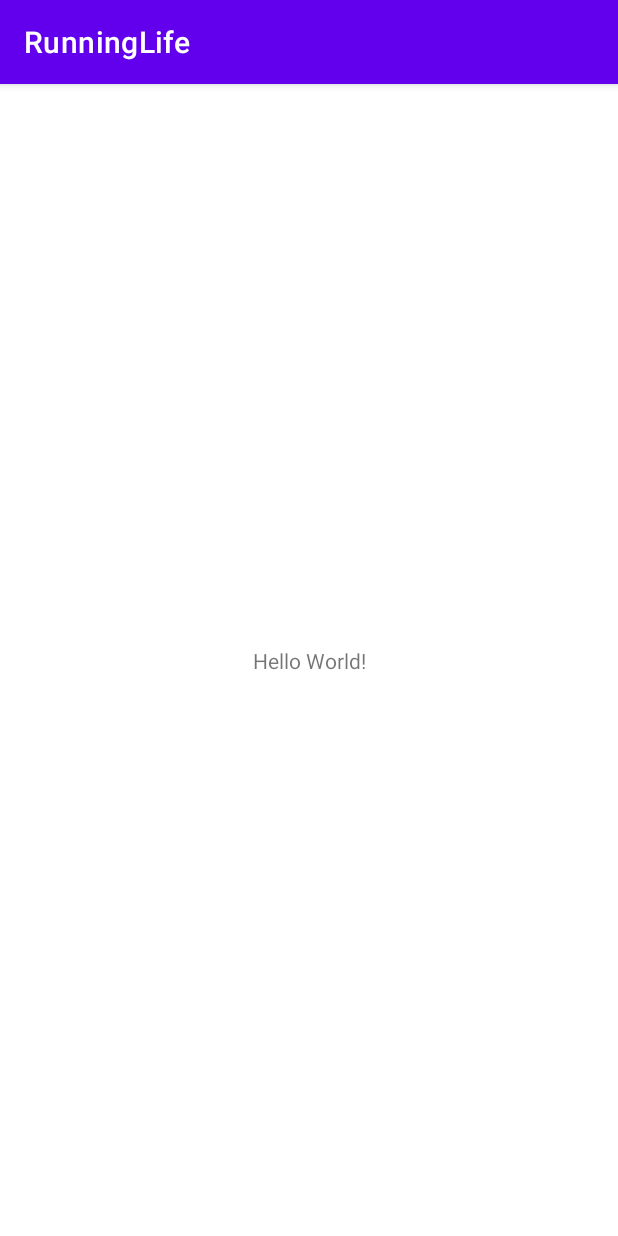
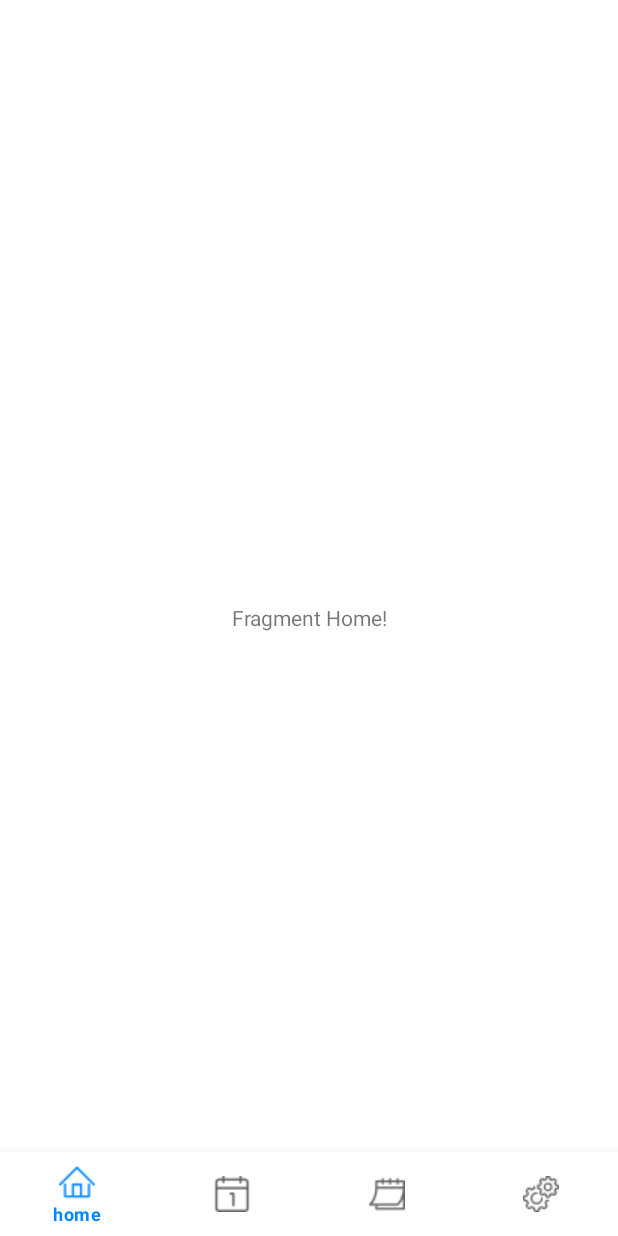
Before and after one commit to RunningLifea/RunningLife, an Android app: the screen it shows after launch (MainActivity), on a phone screen of 412 x 824 dp. Run offline under Robolectric (Android 15) with nearby library versions, the phone set to English and light mode, and no system bars.

Commit message:
LeeYooSeok_bottomNavigation

```diff
--- a/app/build.gradle
+++ b/app/build.gradle
@@ -40,4 +40,5 @@ dependencies {
     testImplementation 'junit:junit:4.+'
     androidTestImplementation 'androidx.test.ext:junit:1.1.3'
     androidTestImplementation 'androidx.test.espresso:espresso-core:3.4.0'
+    implementation 'com.google.android.material:material:1.4.0'
 }
--- a/app/src/main/java/com/example/runninglife/MainActivity.kt
+++ b/app/src/main/java/com/example/runninglife/MainActivity.kt
@@ -2,10 +2,56 @@ package com.example.runninglife
 
 import androidx.appcompat.app.AppCompatActivity
 import android.os.Bundle
+import androidx.fragment.app.Fragment
+import com.example.runninglife.fragment.FragmentDaily
+import com.example.runninglife.fragment.FragmentHome
+import com.example.runninglife.fragment.FragmentMonthly
+import com.example.runninglife.fragment.FragmentMyPage
+import com.google.android.material.bottomnavigation.BottomNavigationView
 
 class MainActivity : AppCompatActivity() {
+
+    private val fragmentHome =  FragmentHome()
+    private val fragmentDaily = FragmentDaily()
+    private val fragmentMonthly = FragmentMonthly()
+    private val fragmentMyPage = FragmentMyPage()
+
     override fun onCreate(savedInstanceState: Bundle?) {
         super.onCreate(savedInstanceState)
         setContentView(R.layout.activity_main)
+
+        initNavigationBar()
     }
+
+    private fun initNavigationBar() {
+        val bottomNavigation = findViewById<BottomNavigationView>(R.id.bottom)
+        bottomNavigation.run {
+            setOnNavigationItemSelectedListener {
+                when(it.itemId) {
+                    R.id.home -> {
+                        changeFragment(fragmentHome)
+                    }
+                    R.id.daily -> {
+                        changeFragment(fragmentDaily)
+                    }
+                    R.id.monthly -> {
+                        changeFragment(fragmentMonthly)
+                    }
+                    R.id.mypage -> {
+                        changeFragment(fragmentMyPage)
+                    }
+                }
+                true
+            }
+            selectedItemId = R.id.home
+        }
+    }
+
+    private fun changeFragment(fragment: Fragment) {
+        supportFragmentManager
+            .beginTransaction()
+            .replace(R.id.fl_container, fragment)
+            .commit()
+    }
+
 }
--- /dev/null
+++ b/app/src/main/java/com/example/runninglife/fragment/FragmentDaily.kt
@@ -0,0 +1,18 @@
+package com.example.runninglife.fragment
+
+import android.os.Bundle
+import android.view.LayoutInflater
+import android.view.View
+import android.view.ViewGroup
+import androidx.fragment.app.Fragment
+import com.example.runninglife.R
+
+class FragmentDaily : Fragment() {
+    override fun onCreateView(
+        inflater: LayoutInflater, container: ViewGroup?,
+        savedInstanceState:Bundle?
+    ): View? {
+        return inflater.inflate(R.layout.fragment_daily, container, false)
+
+    }
+}
--- /dev/null
+++ b/app/src/main/java/com/example/runninglife/fragment/FragmentHome.kt
@@ -0,0 +1,18 @@
+package com.example.runninglife.fragment
+
+import android.os.Bundle
+import android.view.LayoutInflater
+import android.view.View
+import android.view.ViewGroup
+import androidx.fragment.app.Fragment
+import com.example.runninglife.R
+
+class FragmentHome : Fragment() {
+    override fun onCreateView(
+        inflater: LayoutInflater, container: ViewGroup?,
+        savedInstanceState:Bundle?
+    ): View? {
+        return inflater.inflate(R.layout.fragment_home, container, false)
+
+    }
+}
--- /dev/null
+++ b/app/src/main/java/com/example/runninglife/fragment/FragmentMonthly.kt
@@ -0,0 +1,18 @@
+package com.example.runninglife.fragment
+
+import android.os.Bundle
+import android.view.LayoutInflater
+import android.view.View
+import android.view.ViewGroup
+import androidx.fragment.app.Fragment
+import com.example.runninglife.R
+
+class FragmentMonthly : Fragment() {
+    override fun onCreateView(
+        inflater: LayoutInflater, container: ViewGroup?,
+        savedInstanceState:Bundle?
+    ): View? {
+        return inflater.inflate(R.layout.fragment_monthly, container, false)
+
+    }
+}
--- /dev/null
+++ b/app/src/main/java/com/example/runninglife/fragment/FragmentMyPage.kt
@@ -0,0 +1,18 @@
+package com.example.runninglife.fragment
+
+import android.os.Bundle
+import android.view.LayoutInflater
+import android.view.View
+import android.view.ViewGroup
+import androidx.fragment.app.Fragment
+import com.example.runninglife.R
+
+class FragmentMyPage : Fragment() {
+    override fun onCreateView(
+        inflater: LayoutInflater, container: ViewGroup?,
+        savedInstanceState:Bundle?
+    ): View? {
+        return inflater.inflate(R.layout.fragment_my_page, container, false)
+
+    }
+}
--- a/app/src/main/res/layout/activity_main.xml
+++ b/app/src/main/res/layout/activity_main.xml
@@ -4,15 +4,29 @@
     xmlns:tools="http://schemas.android.com/tools"
     android:layout_width="match_parent"
     android:layout_height="match_parent"
+    android:background="#FFFFFF"
     tools:context=".MainActivity">
 
-    <TextView
-        android:layout_width="wrap_content"
-        android:layout_height="wrap_content"
-        android:text="Hello World!"
+    <FrameLayout
+        android:layout_width="0dp"
+        android:layout_height="0dp"
+        android:id="@+id/fl_container"
+        app:layout_constraintTop_toTopOf="parent"
+        app:layout_constraintBottom_toBottomOf="@+id/bottom"
+        app:layout_constraintLeft_toLeftOf="parent"
+        app:layout_constraintRight_toRightOf="parent"
+        />
+
+    <com.google.android.material.bottomnavigation.BottomNavigationView
+        android:layout_width="0dp"
+        android:layout_height="?attr/actionBarSize"
+        android:id = "@+id/bottom"
+        android:background="#FFFFFF"
+        app:menu="@menu/menu"
         app:layout_constraintBottom_toBottomOf="parent"
         app:layout_constraintLeft_toLeftOf="parent"
-        app:layout_constraintRight_toRightOf="parent"
-        app:layout_constraintTop_toTopOf="parent" />
+        app:layout_constraintRight_toRightOf="parent"/>
+
+
 
 </androidx.constraintlayout.widget.ConstraintLayout>
--- /dev/null
+++ b/app/src/main/res/layout/fragment_home.xml
@@ -0,0 +1,14 @@
+<?xml version="1.0" encoding="utf-8"?>
+<FrameLayout
+    xmlns:android="http://schemas.android.com/apk/res/android"
+    xmlns:tools="http://schemas.android.com/tools"
+    android:layout_width="match_parent"
+    android:layout_height="match_parent"
+    tools:context=".fragment.FragmentHome">
+
+    <TextView
+        android:layout_width="match_parent"
+        android:layout_height="match_parent"
+        android:gravity="center"
+        android:text="Fragment Home!" />
+</FrameLayout>
--- /dev/null
+++ b/app/src/main/res/menu/menu.xml
@@ -0,0 +1,27 @@
+<?xml version="1.0" encoding="utf-8"?>
+<menu xmlns:android="http://schemas.android.com/apk/res/android"
+    xmlns:app="http://schemas.android.com/apk/res-auto">
+    <item
+        android:id="@+id/home"
+        app:showAsAction="ifRoom"
+        android:enabled="true"
+        android:icon="@drawable/home"
+        android:title="home" />
+    <item
+        android:id="@+id/daily"
+        app:showAsAction="ifRoom"
+        android:icon="@drawable/daily"
+        android:title="daily" />
+    <item
+        android:id="@+id/monthly"
+        app:showAsAction="ifRoom"
+        android:enabled="true"
+        android:icon="@drawable/monthly"
+        android:title="monthly" />
+    <item
+        android:id="@+id/mypage"
+        app:showAsAction="ifRoom"
+        android:enabled="true"
+        android:icon="@drawable/mypage"
+        android:title="mypage" />
+</menu>
--- a/app/src/main/res/values/themes.xml
+++ b/app/src/main/res/values/themes.xml
@@ -2,15 +2,9 @@
     <!-- Base application theme. -->
     <style name="Theme.RunningLife" parent="Theme.MaterialComponents.DayNight.DarkActionBar">
         <!-- Primary brand color. -->
-        <item name="colorPrimary">@color/purple_500</item>
-        <item name="colorPrimaryVariant">@color/purple_700</item>
-        <item name="colorOnPrimary">@color/white</item>
-        <!-- Secondary brand color. -->
-        <item name="colorSecondary">@color/teal_200</item>
-        <item name="colorSecondaryVariant">@color/teal_700</item>
-        <item name="colorOnSecondary">@color/black</item>
-        <!-- Status bar color. -->
-        <item name="android:statusBarColor" tools:targetApi="l">?attr/colorPrimaryVariant</item>
-        <!-- Customize your theme here. -->
+        <item name="colorPrimary">#0287FE</item>
+        <item name="colorPrimaryVariant">@color/black</item>
+        <item name="colorOnPrimary">@color/black</item>
+        <item name="windowNoTitle">true</item>
     </style>
 </resources>
```
Also changed, not shown: app/src/main/res/layout/fragment_daily.xml (added, +14 -0 lines), app/src/main/res/layout/fragment_monthly.xml (added, +14 -0 lines), app/src/main/res/layout/fragment_my_page.xml (added, +14 -0 lines), app/src/main/res/drawable/daily.png (added), app/src/main/res/drawable/home.png (added), app/src/main/res/drawable/monthly.png (added), app/src/main/res/drawable/mypage.png (added).
